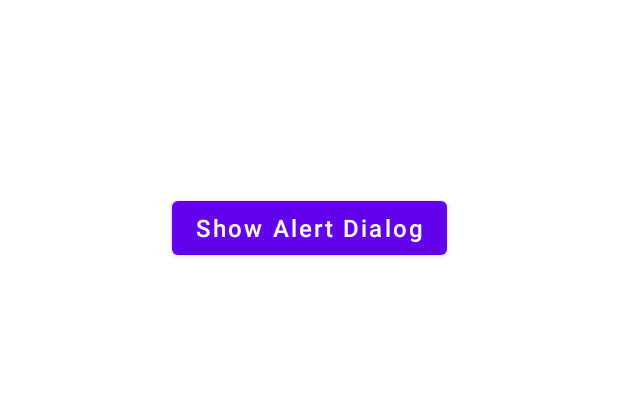
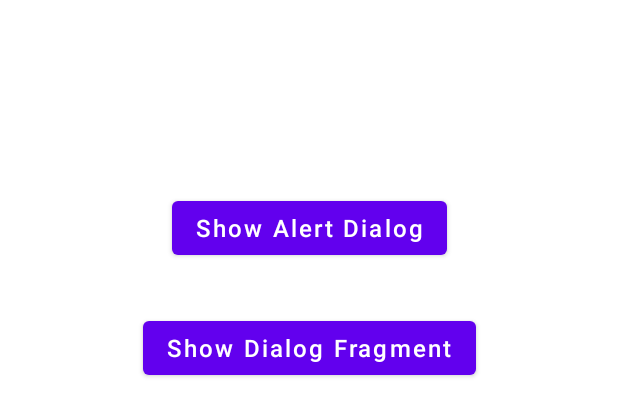
Before and after one commit to maxxxwk/vakoniuk-L12, an Android app: the layout activity_main.xml on its own in the app's theme, with its tools: preview values and no code run, on a phone screen of 412 x 824 dp. Shown: the top 416 px of the screen. Run offline under Robolectric (Android 15) with nearby library versions, the phone set to English and light mode, and no system bars.

Commit message:
Dialog Fragment added

```diff
--- a/app/src/main/res/layout/activity_main.xml
+++ b/app/src/main/res/layout/activity_main.xml
@@ -17,4 +17,16 @@
         app:layout_constraintEnd_toEndOf="parent"
         app:layout_constraintStart_toStartOf="parent"
         app:layout_constraintTop_toTopOf="parent" />
+
+    <Button
+        android:id="@+id/buttonShowDialogFragment"
+        android:layout_width="wrap_content"
+        android:layout_height="wrap_content"
+        android:layout_marginTop="32dp"
+        android:text="@string/show_dialog_fragment_button_text"
+        android:textAllCaps="false"
+        android:textSize="16sp"
+        app:layout_constraintEnd_toEndOf="parent"
+        app:layout_constraintStart_toStartOf="parent"
+        app:layout_constraintTop_toBottomOf="@+id/buttonShowAlertDialog" />
 </androidx.constraintlayout.widget.ConstraintLayout>
--- a/app/src/main/res/values/strings.xml
+++ b/app/src/main/res/values/strings.xml
@@ -1,8 +1,13 @@
 <resources>
     <string name="app_name">dialogs</string>
+    <string name="alert_dialog_show_button_text">Show Alert Dialog</string>
     <string name="alert_dialog_title">Alert Dialog</string>
     <string name="alert_dialog_message">Message text</string>
     <string name="alert_dialog_positive_button_text">Yes</string>
     <string name="alert_dialog_negative_button_text">No</string>
-    <string name="alert_dialog_show_button_text">Show Alert Dialog</string>
+    <string name="show_dialog_fragment_button_text">Show Dialog Fragment</string>
+    <string name="dialog_fragment_title">Dialog Fragment Title</string>
+    <string name="dialog_fragment_message">Dialog Fragment Message</string>
+    <string name="dialog_fragment_button_text">Ok</string>
+    <string name="dialog_fragment_text_edit_hint">Some text</string>
 </resources>
```
Also changed, not shown: app/src/main/java/com/maxxxwk/dialogs/DialogFragmentExample.kt (added, +40 -0 lines), app/src/main/java/com/maxxxwk/dialogs/MainActivity.kt (+12 -0 lines), app/src/main/res/layout/dialog_fragment_example.xml (added, +64 -0 lines).
